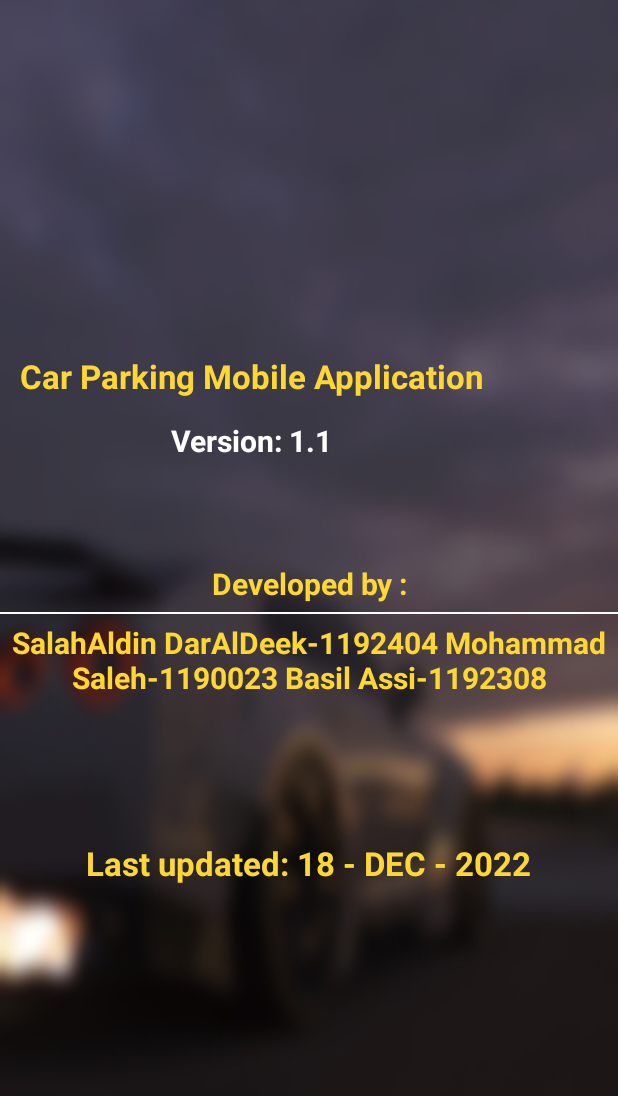
After one commit to SalahAlDin2021/Parking_Car_Project, an Android app: the AbuotActivity screen opened directly, with no data from a screen before it, on a phone screen of 412 x 824 dp. The commit adds this screen. Shown: the top 1096 px of the screen. Run offline under Robolectric (Android 15) with nearby library versions, the light colour scheme and no system bars.

Commit message:
create About activity

```diff
--- a/app/src/main/AndroidManifest.xml
+++ b/app/src/main/AndroidManifest.xml
@@ -12,6 +12,13 @@
         android:supportsRtl="true"
         android:theme="@style/Theme.ParkingCarProject"
         tools:targetApi="31">
+        <activity
+            android:name=".AbuotActivity"
+            android:exported="false">
+            <meta-data
+                android:name="android.app.lib_name"
+                android:value="" />
+        </activity>
         <activity
             android:name=".Feedback"
             android:exported="false">
--- /dev/null
+++ b/app/src/main/java/com/example/parkingcarproject/AbuotActivity.java
@@ -0,0 +1,14 @@
+package com.example.parkingcarproject;
+
+import androidx.appcompat.app.AppCompatActivity;
+
+import android.os.Bundle;
+
+public class AbuotActivity extends AppCompatActivity {
+
+    @Override
+    protected void onCreate(Bundle savedInstanceState) {
+        super.onCreate(savedInstanceState);
+        setContentView(R.layout.activity_abuot);
+    }
+}
--- /dev/null
+++ b/app/src/main/res/layout/activity_abuot.xml
@@ -0,0 +1,100 @@
+<?xml version="1.0" encoding="utf-8"?>
+<FrameLayout xmlns:android="http://schemas.android.com/apk/res/android"
+    xmlns:tools="http://schemas.android.com/tools"
+    android:layout_width="match_parent"
+    android:layout_height="match_parent"
+    xmlns:app="http://schemas.android.com/apk/res-auto"
+    android:background="@drawable/forza_car">
+
+    <ScrollView
+        android:layout_width="match_parent"
+        android:layout_height="match_parent"
+        android:layout_gravity="center">
+        <LinearLayout
+            android:layout_width="wrap_content"
+            android:layout_height="wrap_content"
+            android:orientation="vertical"
+            android:layout_gravity="center">
+            <LinearLayout
+                android:layout_width="wrap_content"
+                android:layout_height="wrap_content"
+                android:orientation="vertical"
+                android:padding="5dp">
+                <TextView
+                    android:id="@+id/aboutFragmentTextID"
+                    android:layout_width="wrap_content"
+                    android:layout_height="wrap_content"
+                    android:text="Car Parking Mobile Application"
+                    android:textSize="22dp"
+                    android:padding="7dp"
+                    android:textColor="#FDD835"
+                    android:textStyle="bold"
+                    android:layout_gravity="center"
+                    android:gravity="center"/>
+                <TextView
+                    android:layout_width="wrap_content"
+                    android:layout_height="wrap_content"
+                    android:text="Version: 1.1"
+                    android:textSize="20dp"
+                    android:textColor="#FFFFFF"
+                    android:textStyle="bold"
+                    android:layout_gravity="center"
+                    android:gravity="center"
+                    android:padding="7dp"/>
+            </LinearLayout>
+
+            <TextView
+                android:layout_width="wrap_content"
+                android:layout_height="wrap_content"
+                android:padding="15dp"/>
+
+            <TextView
+                android:id="@+id/developTextID"
+                android:layout_width="wrap_content"
+                android:layout_height="wrap_content"
+                android:text="Developed by :"
+                android:padding="5dp"
+                android:textSize="20dp"
+                android:textColor="#FDD835"
+                android:textStyle="bold"
+                android:layout_gravity="center"
+                android:gravity="center"/>
+            <View
+                android:layout_width="match_parent"
+                android:layout_height="1.5dp"
+                android:layout_below="@+id/developTextID"
+                android:background="#FFFFFF"
+                android:layout_gravity="center"/>
+            <TextView
+                android:layout_width="wrap_content"
+                android:layout_height="wrap_content"
+                android:text="@string/aboutDetails"
+                android:textSize="20dp"
+                android:textColor="#FDD835"
+                android:padding="5dp"
+                android:textStyle="bold"
+                android:layout_gravity="center"
+                android:gravity="center" />
+
+            <TextView
+                android:layout_width="wrap_content"
+                android:layout_height="wrap_content"
+                android:padding="15dp"/>
+
+            <TextView
+                android:layout_width="wrap_content"
+                android:layout_height="wrap_content"
+                android:padding="5dp"/>
+            <TextView
+                android:layout_width="wrap_content"
+                android:layout_height="wrap_content"
+                android:text="Last updated: 18 - DEC - 2022"
+                android:textSize="22dp"
+                android:padding="10dp"
+                android:textColor="#FDD835"
+                android:textStyle="bold"
+                android:layout_gravity="center"
+                android:gravity="center"/>
+        </LinearLayout>
+    </ScrollView>
+</FrameLayout>
--- a/app/src/main/res/values/strings.xml
+++ b/app/src/main/res/values/strings.xml
@@ -5,4 +5,9 @@
     <string name="alert_message">Are you sure you want to turn off this app ?</string>
     <string name="button_1">Button 1</string>
     <string name="forgot_password">Forgot password ?</string>
+    <string name="aboutDetails">
+        SalahAldin DarAlDeek-1192404
+        Mohammad Saleh-1190023
+        Basil Assi-1192308
+    </string>
 </resources>
```
Also changed, not shown: app/src/main/res/drawable/forza_car.jpg (added).
